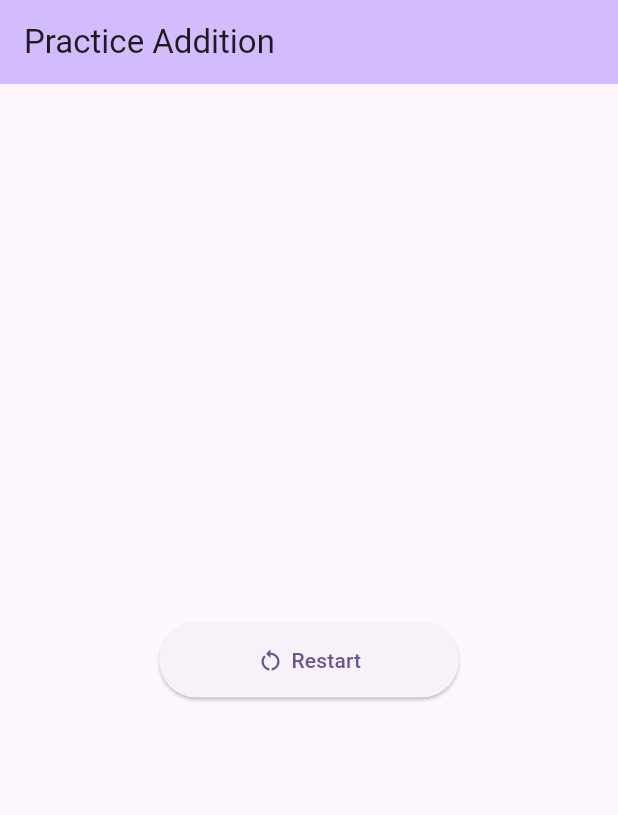
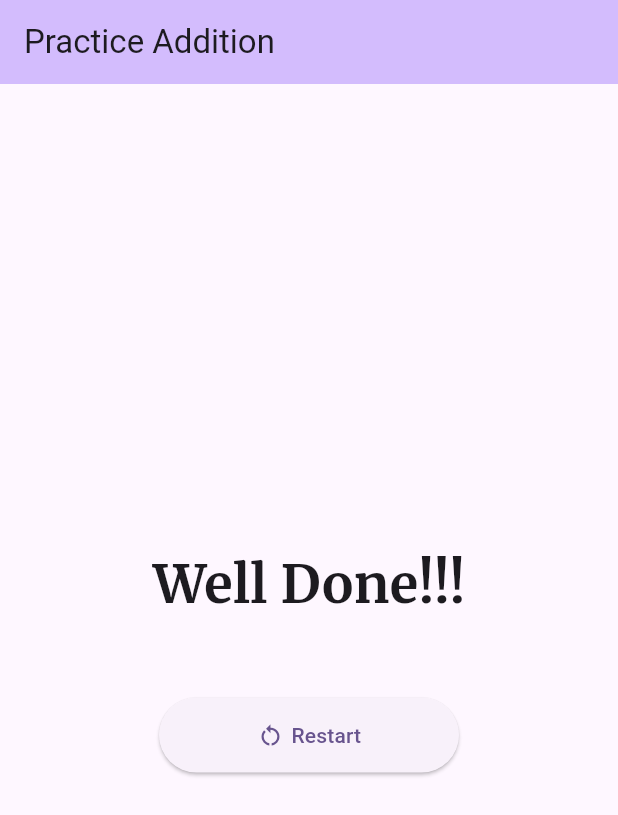
Before and after one commit to KulikovDO/OneTutor.Arithmetic, a Flutter app: the FinalScreen screen opened directly, on a phone screen of 412 x 824 dp. Shown: the top 815 px of the screen. Run offline on Flutter 3.47's test engine with Material 3 defaults, Android fonts, the phone set to English and light mode, and no system bars; our stand-ins replace flutter_tts, google_fonts; missing offline and left inert: flutter_soloud.

Commit message:
well done font

```diff
--- a/lib/final_screen.dart
+++ b/lib/final_screen.dart
@@ -1,6 +1,7 @@
 import 'package:first_app/audio_controller.dart';
 import 'package:first_app/main_screen.dart';
 import 'package:flutter/material.dart';
+import 'package:google_fonts/google_fonts.dart';
 
 
 class FinalScreen extends StatefulWidget {
@@ -44,14 +45,29 @@ class _FinalScreenState extends State<FinalScreen> {
   @override
   Widget build(BuildContext context) {
 
-    return Scaffold(
+    return
+      Scaffold(
         appBar: AppBar(
           backgroundColor: Theme.of(context).colorScheme.inversePrimary,
           automaticallyImplyLeading: false,
           title: const Text("Practice Addition"),
         ),
-      body: Center(
-        child: SizedBox(
+        body:
+          Center(
+            child:
+              Column(
+                mainAxisAlignment: MainAxisAlignment.center,
+                children: [
+                  Text(
+                    "Well Done!!!",
+                    style: GoogleFonts.merriweather(
+                      textStyle: const TextStyle(fontSize: 35, fontWeight: FontWeight.bold)
+                    ),
+                  ),
+                  const SizedBox(
+                    height: 50.0,
+                  ),
+                  SizedBox(
                     width: 200.0,
                     height: 50.0,
                     child:
@@ -76,7 +92,9 @@ class _FinalScreenState extends State<FinalScreen> {
                           )
                         ),
                       ),
-        )
+                  ),
+                ]
+              ),
           ),
       );
 
--- a/lib/main_screen.dart
+++ b/lib/main_screen.dart
@@ -7,7 +7,7 @@ import 'package:flutter_tts/flutter_tts.dart';
 
 var rng = Random();
 FlutterTts flutterTts = FlutterTts();
-const numOfIterations = 5;
+const numOfIterations = 20;
 
 class MainScreen extends StatefulWidget {
   MainScreen({super.key})
@@ -54,7 +54,7 @@ class _MainScreenState extends State<MainScreen> {
 
     if( _iteration >= numOfIterations){
 
-      await Future.delayed(const Duration(milliseconds: 500));
+      await Future.delayed(const Duration(milliseconds: 600));
 
       if (!mounted) return;
 
--- a/pubspec.yaml
+++ b/pubspec.yaml
@@ -37,6 +37,7 @@ dependencies:
   cupertino_icons: ^1.0.6
   flutter_tts: ^3.8.5
   flutter_soloud: ^2.0.2
+  google_fonts: ^6.2.1
 
 dev_dependencies:
   flutter_test:
```
Also changed, not shown: pubspec.lock. Lines whose indentation alone changed are shown as unchanged.
